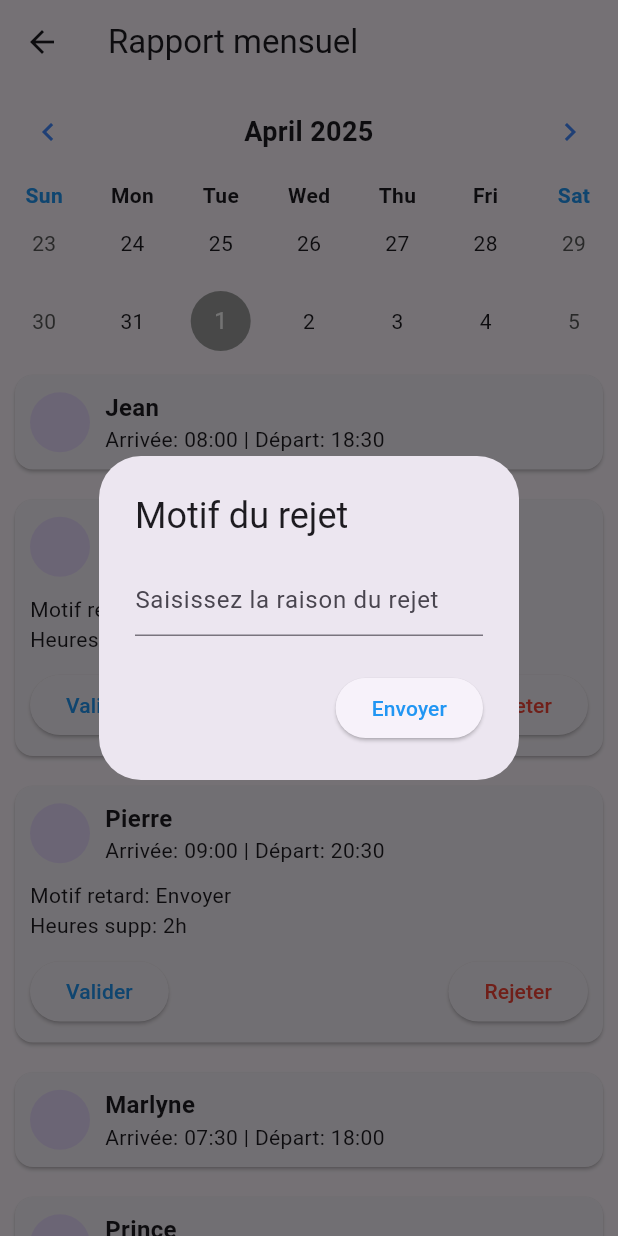
After one commit to Monica1230244/projets, a Flutter app: the Rapport screen opened directly, after a tap on "Rejeter", on a phone screen of 412 x 824 dp. The commit adds this screen. Run offline on Flutter 3.47's test engine with Material 3 defaults, Android fonts, the phone set to English and light mode, and no system bars; drawn by our look-alikes of table_calendar.

```diff
--- /dev/null
+++ b/lib/admin_page.dart
@@ -0,0 +1,214 @@
+import 'package:flutter/material.dart';
+import 'package:table_calendar/table_calendar.dart';
+
+class Rapport extends StatefulWidget {
+  @override
+  RapportState createState() => RapportState();
+}
+
+class RapportState extends State<Rapport> {
+  DateTime _selectedDay = DateTime.now();
+
+  @override
+  Widget build(BuildContext context) {
+    return Scaffold(
+      appBar: AppBar(
+        title: Text("Rapport mensuel"),
+      ),
+      body: Column(
+        children: [
+          TableCalendar(
+            firstDay: DateTime.utc(2019, 1, 1),
+            lastDay: DateTime.utc(9999, 12, 31),
+            focusedDay: _selectedDay,
+            selectedDayPredicate: (day) => isSameDay(_selectedDay, day),
+            onDaySelected: (selectedDay, focusedDay) {
+              setState(() {
+                _selectedDay = selectedDay;
+              });
+            },
+            calendarFormat: CalendarFormat.twoWeeks,
+            headerStyle: HeaderStyle(
+              formatButtonVisible: false,
+              titleCentered: true,
+              titleTextStyle: TextStyle(fontSize: 18, fontWeight: FontWeight.bold),
+              leftChevronIcon: Icon(Icons.chevron_left, color: Colors.blueAccent),
+              rightChevronIcon: Icon(Icons.chevron_right, color: Colors.blueAccent),
+            ),
+            calendarStyle: CalendarStyle(
+              todayDecoration: BoxDecoration(
+                color: Colors.blueAccent,
+                shape: BoxShape.circle,
+              ),
+              selectedDecoration: BoxDecoration(
+                color: Colors.grey,
+                shape: BoxShape.circle,
+              ),
+              outsideDaysVisible: false,
+            ),
+            daysOfWeekStyle: DaysOfWeekStyle(
+              weekdayStyle: TextStyle(fontWeight: FontWeight.bold),
+              weekendStyle: TextStyle(fontWeight: FontWeight.bold, color: Colors.blue),
+            ),
+          ),
+
+
+          Expanded(
+            child: ListView(
+              children: [
+                EmployeeCard(name: "Jean", arrival: "08:00", departure: "18:30", imagePath: "assets/image/img2.jpg"),
+                EmployeeCard(name: "Marie", arrival: "09:30", departure: "19:00", showDetails: true, imagePath: "assets/image/img3.jpg"),
+                EmployeeCard(name: "Pierre", arrival: "09:00", departure: "20:30", showDetails: true, imagePath: "assets/image/img6.jpg"),
+                EmployeeCard(name: "Marlyne", arrival: "07:30", departure: "18:00", imagePath: "assets/image/img5.jpeg"),
+                EmployeeCard(name: "Prince", arrival: "09:00", departure: "19:30", showDetails: true, imagePath: "assets/image/img4.jpg"),
+                EmployeeCard(name: "Karel", arrival: "08:15", departure: "18:20", imagePath: "assets/image/img6.jpg"),
+                EmployeeCard(name: "Adna", arrival: "09:00", departure: "18:30", showDetails: true, imagePath: "assets/image/img1.jpeg"),
+                EmployeeCard(name: "Hamid", arrival: "08:10", departure: "18:00", imagePath: "assets/image/img4.jpg"),
+                EmployeeCard(name: "Ruth", arrival: "08:00", departure: "18:30", imagePath: "assets/image/img5.jpeg"),
+                EmployeeCard(name: "Charbel", arrival: "09:30", departure: "19:00", showDetails: true, imagePath: "assets/image/img2.jpg"),
+                EmployeeCard(name: "Bonaventure", arrival: "08:45", departure: "18:30", showDetails: true, imagePath: "assets/image/img6.jpg"),
+                EmployeeCard(name: "Carlos", arrival: "07:30", departure: "18:30", imagePath: "assets/image/img4.jpg"),
+                EmployeeCard(name: "Miriam", arrival: "09:00", departure: "19:00", showDetails: true, imagePath: "assets/image/img7.jpeg"),
+                EmployeeCard(name: "Monica", arrival: "08:20", departure: "18:30", imagePath: "assets/image/img7.jpeg"),
+              ],
+            ),
+          ),
+        ],
+      ),
+    );
+  }
+}
+
+class EmployeeCard extends StatelessWidget {
+  final String name;
+  final String arrival;
+  final String departure;
+  final bool showDetails;
+  final String imagePath;
+
+  EmployeeCard({
+    required this.name,
+    required this.arrival,
+    required this.departure,
+    this.showDetails = false,
+    required this.imagePath,
+  });
+
+  bool isLate(String arrivalTime) {
+    return arrivalTime.compareTo("08:30") > 0;
+  }
+
+  bool hasOvertime(String departureTime) {
+    return departureTime.compareTo("18:30") > 0;
+  }
+
+  @override
+  Widget build(BuildContext context) {
+    bool late = isLate(arrival);
+    bool overtime = hasOvertime(departure);
+
+    return Card(
+      margin: EdgeInsets.all(10),
+      child: Padding(
+        padding: const EdgeInsets.all(10),
+        child: Column(
+          crossAxisAlignment: CrossAxisAlignment.start,
+          children: [
+            Row(
+              children: [
+                CircleAvatar(
+                  radius: 20,
+                  backgroundImage: AssetImage(imagePath),
+                ),
+                SizedBox(width: 10),
+                Column(
+                  crossAxisAlignment: CrossAxisAlignment.start,
+                  children: [
+                    Text(name, style: TextStyle(fontSize: 16, fontWeight: FontWeight.bold)),
+                    Text("Arrivée: $arrival | Départ: $departure"),
+                  ],
+                ),
+              ],
+            ),
+            if (late && !overtime)
+              Padding(
+                padding: const EdgeInsets.only(top: 10),
+                child: Text("Motif retard: Envoyer"),
+              ),
+            if (!late && overtime)
+              Padding(
+                padding: const EdgeInsets.only(top: 10),
+                child: Column(
+                  crossAxisAlignment: CrossAxisAlignment.start,
+                  children: [
+                    Text("Motif heure supp: Travail"),
+                    Text("Heures supp: 2h"),
+                  ],
+                ),
+              ),
+            if (late && overtime)
+              Padding(
+                padding: const EdgeInsets.only(top: 10),
+                child: Column(
+                  crossAxisAlignment: CrossAxisAlignment.start,
+                  children: [
+                    Text("Motif retard: Envoyer"),
+                    Text("Heures supp: 2h"),
+                  ],
+                ),
+              ),
+            if (showDetails)
+              Padding(
+                padding: const EdgeInsets.only(top: 10),
+                child: Column(
+                  crossAxisAlignment: CrossAxisAlignment.start,
+                  children: [
+                    Row(
+                      mainAxisAlignment: MainAxisAlignment.spaceBetween,
+                      children: [
+                        ElevatedButton(
+                          onPressed: () {
+                            ScaffoldMessenger.of(context).showSnackBar(SnackBar(
+                                content: Text("Motif du retard accepté")));
+                          },
+                          child: Text("Valider",style: TextStyle(color: Colors.blue),),
+                        ),
+                        ElevatedButton(
+                          onPressed: () {
+                            showDialog(
+                              context: context,
+                              builder: (context) {
+                                TextEditingController _controller = TextEditingController();
+                                return AlertDialog(
+                                  title: Text("Motif du rejet"),
+                                  content: TextField(
+                                    controller: _controller,
+                                    decoration: InputDecoration(hintText: "Saisissez la raison du rejet"),
+                                  ),
+                                  actions: [
+                                    ElevatedButton(
+                                      onPressed: () {
+                                        Navigator.pop(context);
+                                        ScaffoldMessenger.of(context).showSnackBar(SnackBar(content: Text("Rejeté: ${_controller.text}",
+                                            style: TextStyle(color: Colors.red))));
+                                      },
+                                      child: Text("Envoyer",style: TextStyle(color: Colors.blue)),
+                                    ),
+                                  ],
+                                );
+                              },
+                            );
+                          },
+                          child: Text("Rejeter",style: TextStyle(color: Colors.red)),
+                        ),
+                      ],
+                    ),
+                  ],
+                ),
+              ),
+          ],
+        ),
+      ),
+    );
+  }
+}
--- a/lib/main.dart
+++ b/lib/main.dart
@@ -1,4 +1,5 @@
 import 'package:flutter/material.dart';
+import 'package:projets/connect_page.dart';
 import 'package:projets/heure_supp.dart';
 import 'package:projets/presence_page.dart';
 import 'package:projets/retard_page.dart';
--- a/lib/presence_page.dart
+++ b/lib/presence_page.dart
@@ -18,7 +18,7 @@ class _PresencePageState extends State<PresencePage> {
   // Variable pour gérer l'élément sélectionné
   int? selectedIndex;
 
-  // Calculer le nombre total de présences
+
   int getTotalPresences() {
     return presences.length;
   }
@@ -34,7 +34,7 @@ class _PresencePageState extends State<PresencePage> {
     return "";
   }
 
-  // Vérifier les heures supplémentaires après 18h30
+
   String checkHeuresSupplementaires(String heureDepart) {
     DateTime heure_depart = DateTime.parse("2025-03-01 $heureDepart:00");
     DateTime heure_limite = DateTime.parse("2025-03-01 18:30:00");
--- a/pubspec.yaml
+++ b/pubspec.yaml
@@ -31,6 +31,7 @@ dependencies:
   flutter:
     sdk: flutter
 
+  table_calendar: ^3.0.9
 
   # The following adds the Cupertino Icons font to your application.
   # Use with the CupertinoIcons class for iOS style icons.
@@ -60,7 +61,7 @@ flutter:
 
   # To add assets to your application, add an assets section, like this:
   assets:
-  - assets/images/logo.png
+    - assets/images/logo.png
   #   - images/a_dot_burr.jpeg
   #   - images/a_dot_ham.jpeg
 
```
Also changed, not shown: lib/accueil_page.dart (added, +157 -0 lines), lib/connect_page.dart (+16 -10 lines), lib/retard_page.dart (+4 -4 lines), assets/images/logo.png, pubspec.lock.
